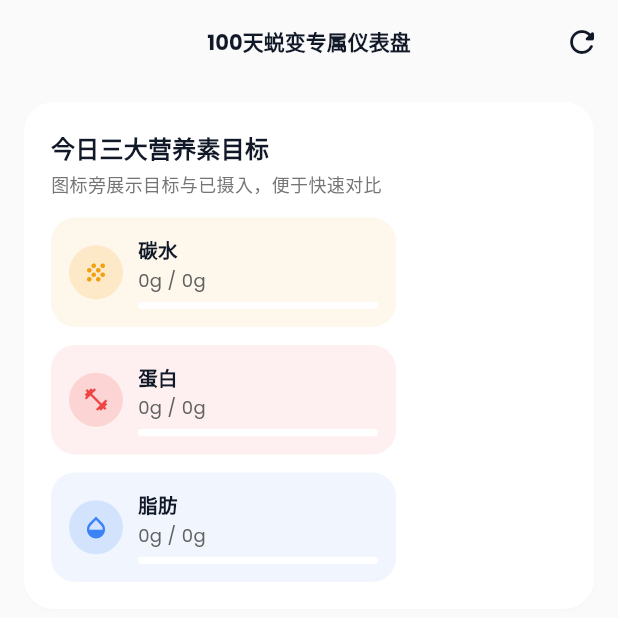
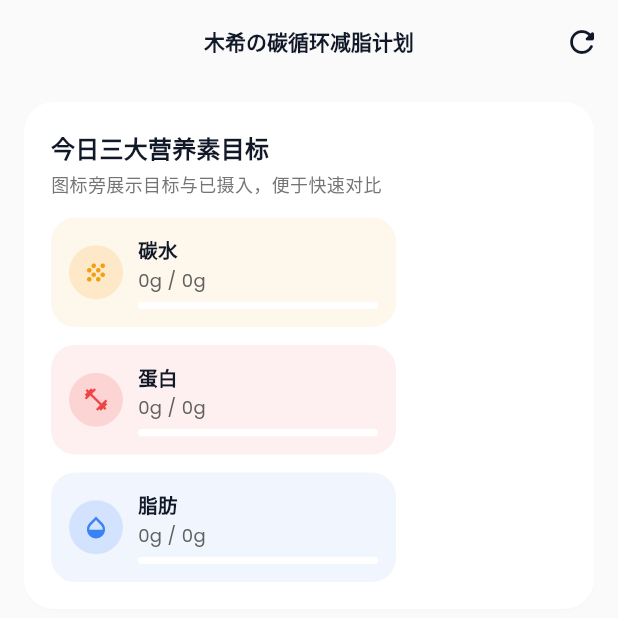
Before and after one commit to gjjgjhgmk/fatloss-app, a Flutter app: the screen it shows after launch, on a phone screen of 412 x 824 dp, the top half of it. Run offline on Flutter 3.47's test engine with Material 3 defaults, Android fonts, the phone set to English and light mode, and no system bars; drawn by our look-alikes of flutter_animate, table_calendar; our stand-ins replace fl_chart, go_router, google_fonts, hive, hive_flutter, image_picker and 2 more; accounts and stored records are empty; network calls fail.

Commit message:
chore: 统一围观页与编辑页标题

```diff
--- a/lib/presentation/screens/public_view_page.dart
+++ b/lib/presentation/screens/public_view_page.dart
@@ -798,7 +798,7 @@ class _PublicViewPageState extends State<PublicViewPage> {
   Widget build(BuildContext context) {
     return Scaffold(
       appBar: AppBar(
-        title: const Text('100天蜕变专属仪表盘'),
+        title: const Text('木希の碳循环减脂计划'),
         centerTitle: true,
         actions: [
           IconButton(
```
